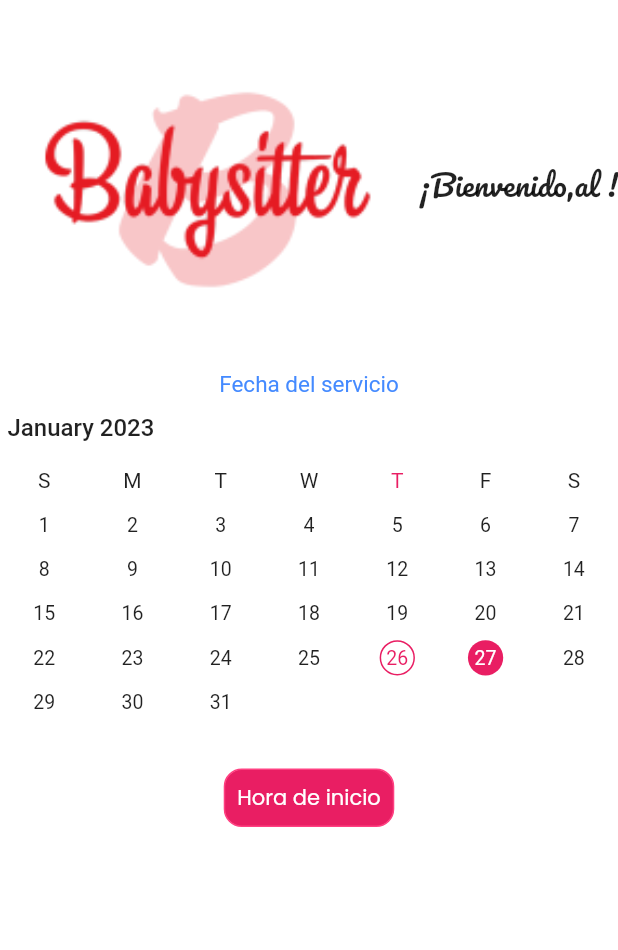
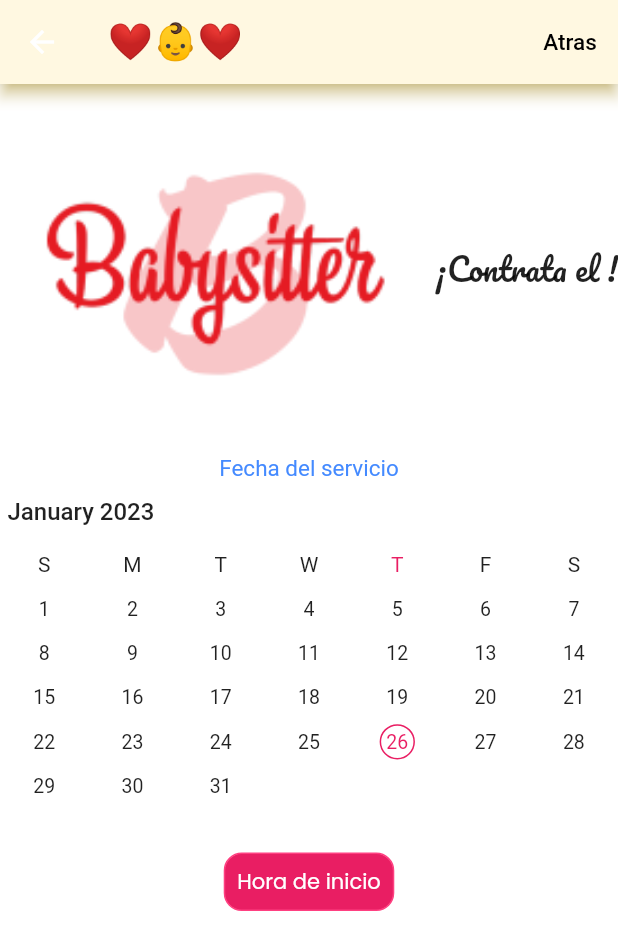
Before and after one commit to camilo199811/babysitter, a Flutter app: the ServiciosSolicitud screen opened directly with empty values, on a phone screen of 412 x 824 dp. Shown: the top 950 px of the screen. Run offline on Flutter 3.47's test engine with Material 2 defaults, Android fonts, the phone set to English and light mode, and no system bars; drawn by our look-alikes of syncfusion_flutter_datepicker; our stand-ins replace awesome_notifications, cloud_firestore, cloud_functions, email_validator, firebase_auth, firebase_core and 8 more; missing offline and left inert: custom_date_range_picker, dart:ffi, stepper_counter_swipe; accounts and stored records are empty; Roboto replaces fonts that are missing (omegle).

Commit message:
Cambios informacion en vistas

```diff
--- a/SisterApps/babysitters_app/lib/pages/parte3/ServiciosAdicionales/serviciossolicitud.dart
+++ b/SisterApps/babysitters_app/lib/pages/parte3/ServiciosAdicionales/serviciossolicitud.dart
@@ -5,10 +5,13 @@ import 'package:custom_date_range_picker/custom_date_range_picker.dart';
 import 'package:firebase_auth/firebase_auth.dart';
 import 'package:flutter/material.dart';
 import 'package:google_fonts/google_fonts.dart';
+import 'package:intl/intl.dart';
 import 'package:stepper_counter_swipe/stepper_counter_swipe.dart';
 import 'package:intl/intl.dart' as nt;
 import 'package:babysitters_app/pages/parte2/Menu_Screen.dart' as mn;
 import 'package:syncfusion_flutter_datepicker/datepicker.dart';
+
+import '../../parte2/Menu_Screen.dart';
 
 class ServiciosSolicitud extends StatefulWidget {
   var data;
@@ -98,6 +101,36 @@ class _ServiciosSolicitudState extends State<ServiciosSolicitud> {
   @override
   Widget build(BuildContext context) {
     return Scaffold(
+      appBar: AppBar(
+          backgroundColor: Colors.amber.shade50,
+          actions: <Widget>[
+
+            TextButton(
+              onPressed: () {
+                Navigator.of(context).pushReplacement(
+                  MaterialPageRoute(builder: (context) => (MenuScreen())),
+                );
+              },
+              child: const Text(
+                'Atras',
+                style: TextStyle(
+                  color: Colors.black,
+                  fontSize: 15,
+                  fontFamily: 'omegle',
+                ),
+              ),
+            ),
+          ],
+          shadowColor: Colors.amberAccent,
+          title: const Text(
+            "❤️👶❤️",
+            textAlign: TextAlign.center,
+            style: TextStyle(
+              color: Colors.black,
+              fontSize: 24,
+              fontFamily: 'omegle',
+            ),
+          )),
       backgroundColor: Colors.white,
       body: SingleChildScrollView(
           physics: BouncingScrollPhysics(),
@@ -118,8 +151,8 @@ class _ServiciosSolicitudState extends State<ServiciosSolicitud> {
                     onSelectionChanged: _onSelectionChanged,
                     selectionMode: DateRangePickerSelectionMode.single,
                     initialSelectedRange: PickerDateRange(
-                        DateTime.now().add(const Duration(days: 1)),
-                        DateTime.now().add(const Duration(days: 1))),
+                        DateTime(int.parse(DateFormat("y").format(DateTime.now()))+18).add(const Duration(days: 1)),
+                        DateTime(int.parse(DateFormat("y").format(DateTime.now()))+18).add(const Duration(days: 1))),
                   )),
               (_range1 != null)
                   ? InkWell(
@@ -230,6 +263,47 @@ class _ServiciosSolicitudState extends State<ServiciosSolicitud> {
                           fontFamily: 'omegle',
                           fontSize: 35,
                           color: colorprincipal),
+                    )
+                  : Container(),
+                         SizedBox(
+                height: 50,
+              ),
+              (_selectedDate != null && (prf != null))
+                  ? Text(
+                      "Dirección del servicio",
+                      style: TextStyle(
+                          fontFamily: 'omegle',
+                          fontSize: 15,
+                          color: Colors.blueAccent.shade200),
+                    )
+                  : Container(),
+              (_selectedDate != null && (prf != null))
+                  ? Container(
+                      margin: const EdgeInsets.symmetric(
+                          horizontal: 25, vertical: 5),
+                      child: TextField(
+                        maxLines: 2,
+                        textCapitalization: TextCapitalization.sentences,
+                        controller: direccionController,
+                        decoration: InputDecoration(
+                            labelText: '',
+                            border: OutlineInputBorder(
+                                borderRadius: BorderRadius.circular(25.0)),
+                            suffixIcon:
+                                const Icon(Icons.edit, color: Colors.pink)),
+                      ),
+                    )
+                  : Container(),
+                    SizedBox(
+                height: 50,
+              ),
+              (_selectedDate != null && (prf != null))
+                  ? Text(
+                      "Observaciones",
+                      style: TextStyle(
+                          fontFamily: 'omegle',
+                          fontSize: 15,
+                          color: Colors.blueAccent.shade200),
                     )
                   : Container(),
               (_selectedDate != null && (prf != null))
@@ -384,7 +458,7 @@ class _ServiciosSolicitudState extends State<ServiciosSolicitud> {
                   SizedBox(
                     width: 400,
                     child: Text(
-                      "Direccion: ${datas['direccion']}",
+                      "Direccion:${direccionController.text}",
                       textAlign: TextAlign.center,
                       style: GoogleFonts.roboto(
                           fontSize: 15,
@@ -451,7 +525,7 @@ class _ServiciosSolicitudState extends State<ServiciosSolicitud> {
       'cantidadenanos': valn,
       'Horas': valp,
       'celular': datas['celular'],
-      'direccion': datas['direccion'],
+      'direccion': direccionController.text,
       'fecha': fechaInicioController.text,
       'municipio': datas['ciudad'],
       'NombreUsuario': datas['name'],
@@ -524,7 +598,7 @@ class _ServiciosSolicitudState extends State<ServiciosSolicitud> {
             mainAxisAlignment: MainAxisAlignment.spaceEvenly,
             children: [
               Image.asset("assets/img/icono.png"),
-              Text('¡Bienvenido,al $name!', style: GoogleFonts.pacifico()),
+              Text('¡Contrata el $name!', style: GoogleFonts.pacifico()),
             ],
           ),
         ),
```
Also changed, not shown: SisterApps/babysitters_app/lib/pages/navdrawer/nav.dart (+7 -3 lines), SisterApps/babysitters_app/lib/pages/parte3/ServiciosAdicionales/ServiciosActivos.dart (+28 -1 lines).
